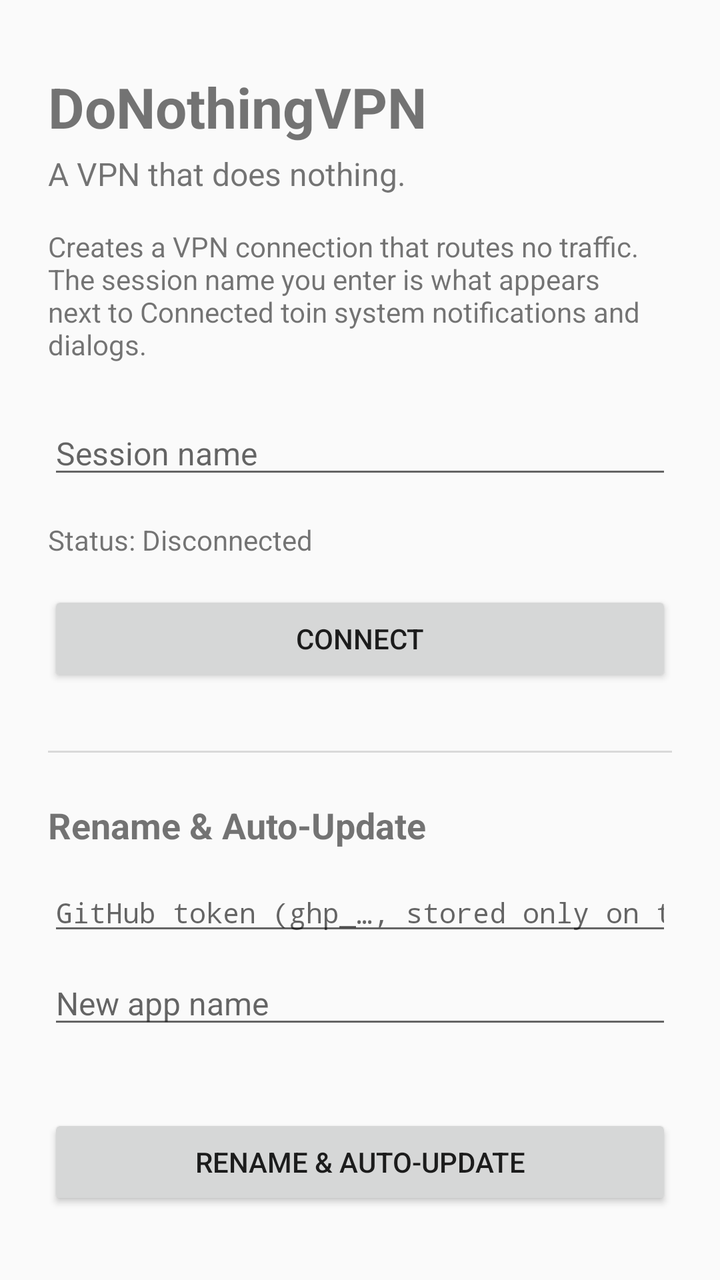
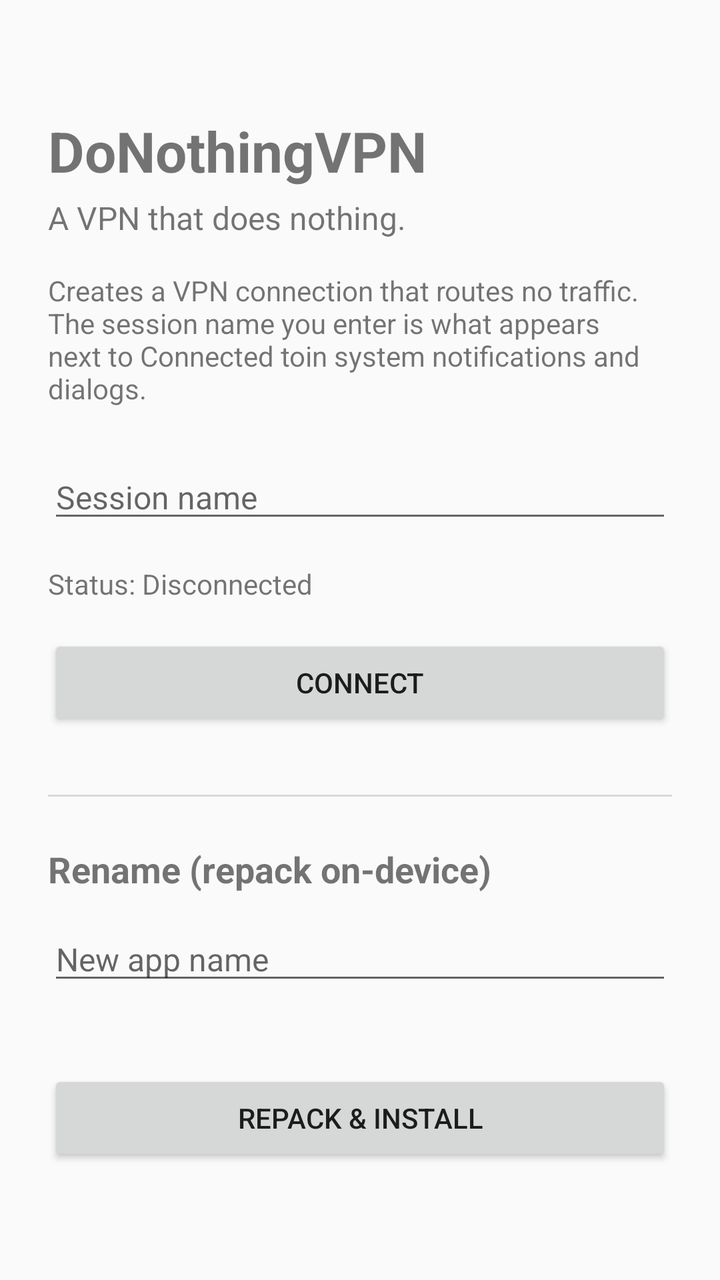

Screens rendered from an Android XML layout before and after an edit, with the pre-edit source and the edit as a unified diff.
<!-- AndroidManifest.xml: application theme android:Theme.Material.Light -->
<!-- res/layout/activity_main.xml -->
<?xml version="1.0" encoding="utf-8"?>
<LinearLayout xmlns:android="http://schemas.android.com/apk/res/android"
    android:layout_width="match_parent"
    android:layout_height="match_parent"
    android:orientation="vertical"
    android:padding="24dp"
    android:gravity="center_vertical">

    <TextView
        android:id="@+id/title_view"
        android:layout_width="wrap_content"
        android:layout_height="wrap_content"
        android:text="@string/app_name"
        android:textSize="28sp"
        android:textStyle="bold" />

    <TextView
        android:id="@+id/tagline_view"
        android:layout_width="wrap_content"
        android:layout_height="wrap_content"
        android:layout_marginTop="4dp"
        android:text="@string/tagline"
        android:textSize="16sp" />

    <TextView
        android:id="@+id/description_view"
        android:layout_width="match_parent"
        android:layout_height="wrap_content"
        android:layout_marginTop="16dp"
        android:text="@string/description"
        android:textSize="14sp" />

    <EditText
        android:id="@+id/name_input"
        android:layout_width="match_parent"
        android:layout_height="wrap_content"
        android:layout_marginTop="24dp"
        android:hint="@string/name_hint"
        android:imeOptions="actionDone"
        android:inputType="text"
        android:maxLines="1"
        android:textSize="16sp" />

    <TextView
        android:id="@+id/status_view"
        android:layout_width="wrap_content"
        android:layout_height="wrap_content"
        android:layout_marginTop="16dp"
        android:text="@string/status_disconnected"
        android:textSize="14sp" />

    <Button
        android:id="@+id/connect_button"
        android:layout_width="match_parent"
        android:layout_height="wrap_content"
        android:layout_marginTop="16dp"
        android:text="@string/button_connect" />

    <View
        android:layout_width="match_parent"
        android:layout_height="1dp"
        android:layout_marginTop="32dp"
        android:background="#22000000" />

    <TextView
        android:id="@+id/rename_title"
        android:layout_width="wrap_content"
        android:layout_height="wrap_content"
        android:layout_marginTop="24dp"
        android:text="@string/rename_title"
        android:textSize="18sp"
        android:textStyle="bold" />

    <EditText
        android:id="@+id/token_input"
        android:layout_width="match_parent"
        android:layout_height="wrap_content"
        android:layout_marginTop="12dp"
        android:hint="@string/token_hint"
        android:inputType="textPassword"
        android:maxLines="1"
        android:textSize="14sp" />

    <EditText
        android:id="@+id/rename_input"
        android:layout_width="match_parent"
        android:layout_height="wrap_content"
        android:layout_marginTop="8dp"
        android:hint="@string/rename_hint"
        android:inputType="text"
        android:maxLines="1"
        android:textSize="16sp" />

    <TextView
        android:id="@+id/rename_status"
        android:layout_width="match_parent"
        android:layout_height="wrap_content"
        android:layout_marginTop="8dp"
        android:textSize="13sp"
        android:textColor="#555555" />

    <Button
        android:id="@+id/rename_button"
        android:layout_width="match_parent"
        android:layout_height="wrap_content"
        android:layout_marginTop="12dp"
        android:text="@string/button_rename" />

</LinearLayout>
<!-- resources referenced by this layout -->
<resources>
  <string name="app_name">DoNothingVPN</string>
  <string name="button_connect">Connect</string>
  <string name="button_rename">Rename &amp; Auto-Update</string>
  <string name="description">Creates a VPN connection that routes no traffic. The session name you enter is what appears next to "Connected to" in system notifications and dialogs.</string>
  <string name="name_hint">Session name</string>
  <string name="rename_hint">New app name</string>
  <string name="rename_title">Rename &amp; Auto-Update</string>
  <string name="status_disconnected">Status: Disconnected</string>
  <string name="tagline">A VPN that does nothing.</string>
  <string name="token_hint">GitHub token (ghp_…, stored only on this device)</string>
</resources>

<!-- the commit's change to res/layout/activity_main.xml (unified diff, before → after) -->
@@ -72,20 +72,10 @@
         android:textStyle="bold" />
 
     <EditText
-        android:id="@+id/token_input"
+        android:id="@+id/rename_input"
         android:layout_width="match_parent"
         android:layout_height="wrap_content"
         android:layout_marginTop="12dp"
-        android:hint="@string/token_hint"
-        android:inputType="textPassword"
-        android:maxLines="1"
-        android:textSize="14sp" />
-
-    <EditText
-        android:id="@+id/rename_input"
-        android:layout_width="match_parent"
-        android:layout_height="wrap_content"
-        android:layout_marginTop="8dp"
         android:hint="@string/rename_hint"
         android:inputType="text"
         android:maxLines="1"
<!-- resource entries referenced after the edit -->
@@ -2,13 +2,12 @@
 <resources>
   <string name="app_name">DoNothingVPN</string>
   <string name="button_connect">Connect</string>
-  <string name="button_rename">Rename &amp; Auto-Update</string>
+  <string name="button_rename">Repack &amp; Install</string>
   <string name="description">Creates a VPN connection that routes no traffic. The session name you enter is what appears next to "Connected to" in system notifications and dialogs.</string>
   <string name="name_hint">Session name</string>
   <string name="rename_hint">New app name</string>
-  <string name="rename_title">Rename &amp; Auto-Update</string>
+  <string name="rename_title">Rename (repack on-device)</string>
   <string name="status_disconnected">Status: Disconnected</string>
   <string name="tagline">A VPN that does nothing.</string>
-  <string name="token_hint">GitHub token (ghp_…, stored only on this device)</string>
 </resources>
 
